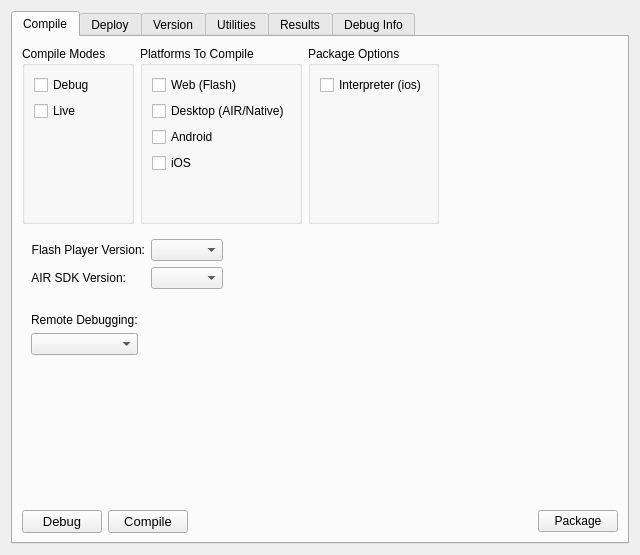
sernst/CompilerDeck, file resources/widget/DeckCompileWidget/DeckCompileWidget.ui: the form before one commit.
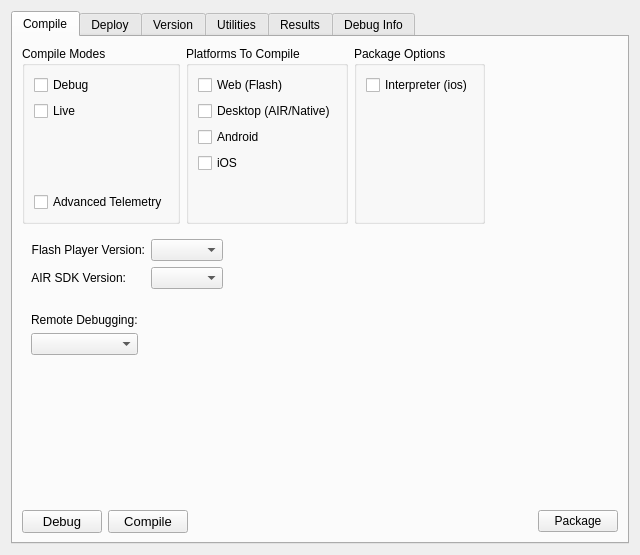
The form after the commit. The open tabs and pages were chosen to show the change.

Commit message: Adds advanced telemetry support for debugging support with Adobe Scout.

```diff
--- a/resources/widget/DeckCompileWidget/DeckCompileWidget.ui
+++ b/resources/widget/DeckCompileWidget/DeckCompileWidget.ui
@@ -75,6 +75,13 @@
                </property>
               </spacer>
              </item>
+             <item>
+              <widget class="QCheckBox" name="telemetryCheck">
+               <property name="text">
+                <string>Advanced Telemetry</string>
+               </property>
+              </widget>
+             </item>
             </layout>
            </widget>
           </item>
```
Left out of the diff: 2 changed lines with no effect on the pictures. The commit also changes 7 other files.
